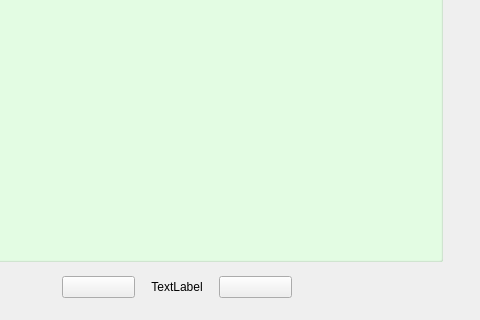
Qt form collectsentences.ui (theArcticOcean/enVocabulary) before a commit; both pictures show x 138 to 618 and y 249 to 569 of the 618 by 569 pixel window.
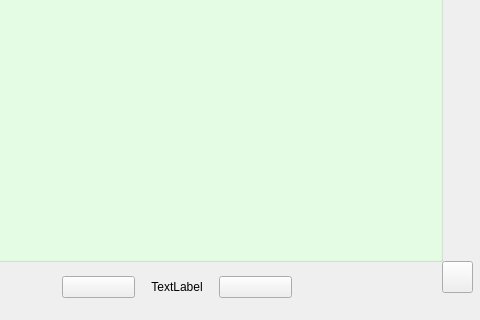
The same form after that commit.

Commit message: add clear button for collect word window and collect sentence window

The edit to the form file:
```diff
--- a/collectsentences.ui
+++ b/collectsentences.ui
@@ -220,6 +220,19 @@
     </item>
    </layout>
   </widget>
+  <widget class="QPushButton" name="clearButton">
+   <property name="geometry">
+    <rect>
+     <x>580</x>
+     <y>510</y>
+     <width>31</width>
+     <height>32</height>
+    </rect>
+   </property>
+   <property name="text">
+    <string/>
+   </property>
+  </widget>
  </widget>
  <resources/>
  <connections/>
```
The commit also changes 18 other files.
